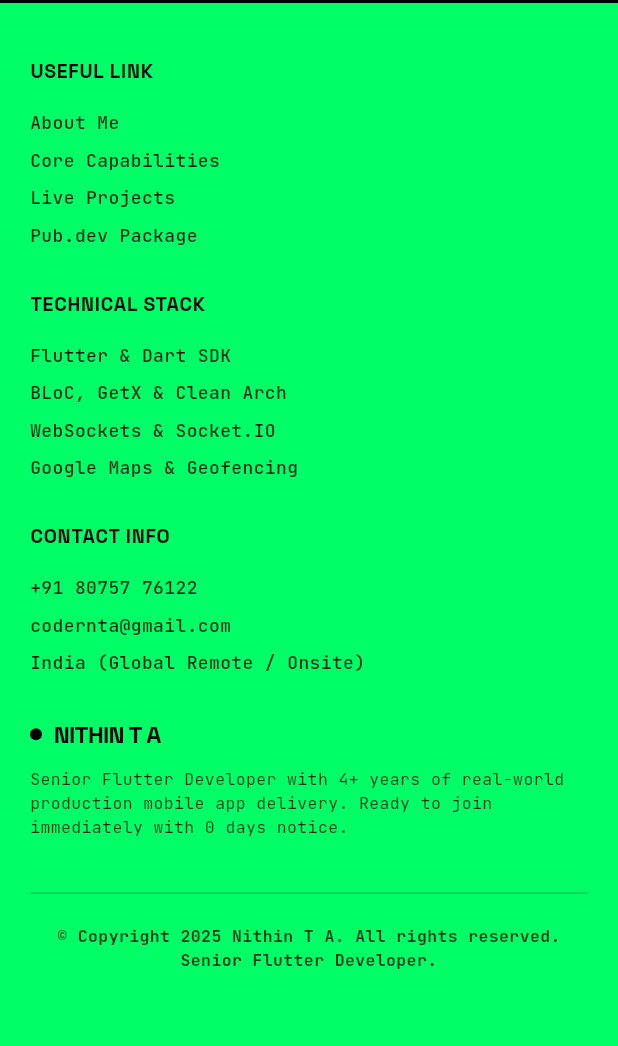
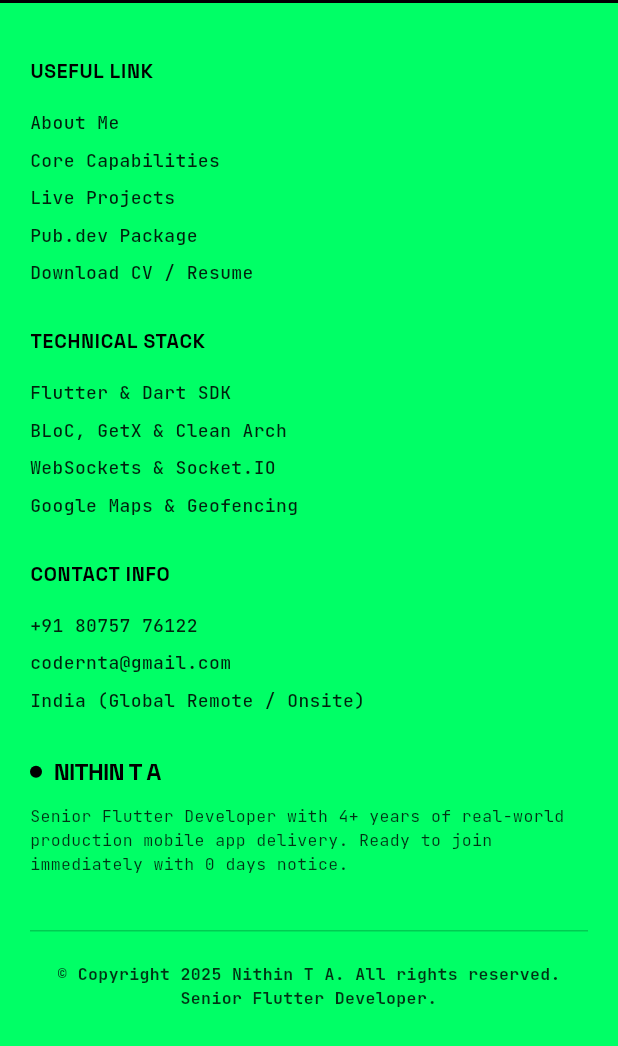
Before and after one commit to Codernta/codernta.github.io, a Flutter app: the FooterSection widget shown alone on an empty page, opened directly with empty values, on a phone screen of 412 x 824 dp. Shown: the top 1046 px of the screen. Run offline on Flutter 3.47's test engine with Material 3 defaults, Android fonts, the phone set to English and light mode, and no system bars; our stand-ins replace google_fonts.

Commit message:
feat: update live apps metric to 7+ and add resume link across portfolio

```diff
--- a/lib/core/constants/app_strings.dart
+++ b/lib/core/constants/app_strings.dart
@@ -22,7 +22,7 @@ class AppStrings {
   // Stats
   static const String statYears = '4+';
   static const String statYearsLabel = 'Years Exp';
-  static const String statApps = '5+';
+  static const String statApps = '7+';
   static const String statAppsLabel = 'Live Apps';
   static const String statPkg = '1';
   static const String statPkgLabel = 'Pub.dev Pkg';
@@ -37,6 +37,8 @@ class AppStrings {
   static const String phoneNumber = '+91 8075776122';
   static const String whatsAppUrl = 'https://wa.me/918075776122';
   static const String playStoreBaseUrl = 'https://play.google.com';
+  static const String resumeUrl =
+      'https://drive.google.com/file/d/1wMiyYuUR3z7vXSxuu8vPeeqrUaXyOCao/view?usp=sharing';
 
   // Navigation Links
   static const String navWork = '// WORK';
--- a/lib/features/portfolio/data/datasources/portfolio_local_data_source.dart
+++ b/lib/features/portfolio/data/datasources/portfolio_local_data_source.dart
@@ -40,7 +40,7 @@ class PortfolioLocalDataSourceImpl implements PortfolioLocalDataSource {
       stats: {
         'years': '4+',
         'yearsLabel': 'Years Exp',
-        'apps': '5+',
+        'apps': '7+',
         'appsLabel': 'Live Apps',
         'pkg': '1',
         'pkgLabel': 'Pub.dev Pkg',
@@ -53,6 +53,8 @@ class PortfolioLocalDataSourceImpl implements PortfolioLocalDataSource {
         'medium': 'https://medium.com/@codernta',
         'portfolio': 'https://codernta.github.io',
         'pubdev': 'https://pub.dev/packages/bharat_fx',
+        'resume':
+            'https://drive.google.com/file/d/1wMiyYuUR3z7vXSxuu8vPeeqrUaXyOCao/view?usp=sharing',
       },
     );
   }
--- a/lib/features/portfolio/presentation/widgets/about_section.dart
+++ b/lib/features/portfolio/presentation/widgets/about_section.dart
@@ -1,5 +1,6 @@
 import 'package:flutter/material.dart';
 import '../../../../core/constants/app_colors.dart';
+import '../../../../core/constants/app_strings.dart';
 import '../../../../core/constants/app_typography.dart';
 import '../../../../core/utils/responsive_layout.dart';
 import '../../../../core/utils/url_launcher_helper.dart';
@@ -354,9 +355,8 @@ class AboutSection extends StatelessWidget {
               label: 'DOWNLOAD CV / RESUME',
               variant: ButtonVariant.primary,
               showArrow: true,
-              onPressed: () => UrlLauncherHelper.launchEmail(
-                'codernta@gmail.com',
-                subject: 'Resume Request - Senior Flutter Developer',
+              onPressed: () => UrlLauncherHelper.launchUrl(
+                profile.contactLinks['resume'] ?? AppStrings.resumeUrl,
               ),
             ),
             PrimaryButton(
--- a/lib/features/portfolio/presentation/widgets/footer_section.dart
+++ b/lib/features/portfolio/presentation/widgets/footer_section.dart
@@ -1,5 +1,6 @@
 import 'package:flutter/material.dart';
 import '../../../../core/constants/app_colors.dart';
+import '../../../../core/constants/app_strings.dart';
 import '../../../../core/constants/app_typography.dart';
 import '../../../../core/utils/responsive_layout.dart';
 import '../../../../core/utils/url_launcher_helper.dart';
@@ -110,6 +111,11 @@ class FooterSection extends StatelessWidget {
         _buildFooterLink('Live Projects', () {}),
         _buildFooterLink('Pub.dev Package', () {
           UrlLauncherHelper.launchUrl('https://pub.dev/packages/bharat_fx');
+        }),
+        _buildFooterLink('Download CV / Resume', () {
+          UrlLauncherHelper.launchUrl(
+            profile.contactLinks['resume'] ?? AppStrings.resumeUrl,
+          );
         }),
       ],
     );
--- a/lib/features/portfolio/presentation/widgets/hero_section.dart
+++ b/lib/features/portfolio/presentation/widgets/hero_section.dart
@@ -214,7 +214,7 @@ class _HeroSectionState extends State<HeroSection>
         ConstrainedBox(
           constraints: const BoxConstraints(maxWidth: 620),
           child: Text(
-            'Specialized in Clean Architecture, BLoC, high-throughput Socket.IO real-time systems, and 120 FPS custom canvas rendering. Shipped 5+ enterprise and consumer mobile applications with seamless hardware and cloud integration.',
+            'Specialized in Clean Architecture, BLoC, high-throughput Socket.IO real-time systems, and 120 FPS custom canvas rendering. Shipped 7+ enterprise and consumer mobile applications with seamless hardware and cloud integration.',
             textAlign: isMobile ? TextAlign.center : TextAlign.start,
             style: AppTypography.mono(
               fontSize: isMobile ? 13 : 15,
--- a/lib/features/portfolio/presentation/widgets/vibrant_metrics_banner.dart
+++ b/lib/features/portfolio/presentation/widgets/vibrant_metrics_banner.dart
@@ -68,7 +68,7 @@ class _VibrantMetricsBannerState extends State<VibrantMetricsBanner>
                         ),
                         _buildDivider(),
                         _AnimatedStatItem(
-                          numericTarget: 5,
+                          numericTarget: 7,
                           suffix: '+ Apps',
                           label: 'LIVE ON PLAY STORE',
                         ),
@@ -105,7 +105,7 @@ class _VibrantMetricsBannerState extends State<VibrantMetricsBanner>
                         SizedBox(
                           width: isMobile ? 140 : 180,
                           child: _AnimatedStatItem(
-                            numericTarget: 5,
+                            numericTarget: 7,
                             suffix: '+ Apps',
                             label: 'LIVE ON PLAY STORE',
                             isFlex: false,
--- a/lib/features/portfolio/presentation/widgets/why_hire_section.dart
+++ b/lib/features/portfolio/presentation/widgets/why_hire_section.dart
@@ -143,6 +143,7 @@ class WhyHireSection extends StatelessWidget {
                 'https://codernta.lovable.app',
             mediumUrl: profile.contactLinks['medium'] ??
                 'https://medium.com/@codernta',
+            resumeUrl: profile.contactLinks['resume'],
           ),
         ],
       ),
```
Also changed, not shown: lib/features/portfolio/presentation/widgets/terminal_contact_widget.dart (+17 -0 lines), 1 other file.
